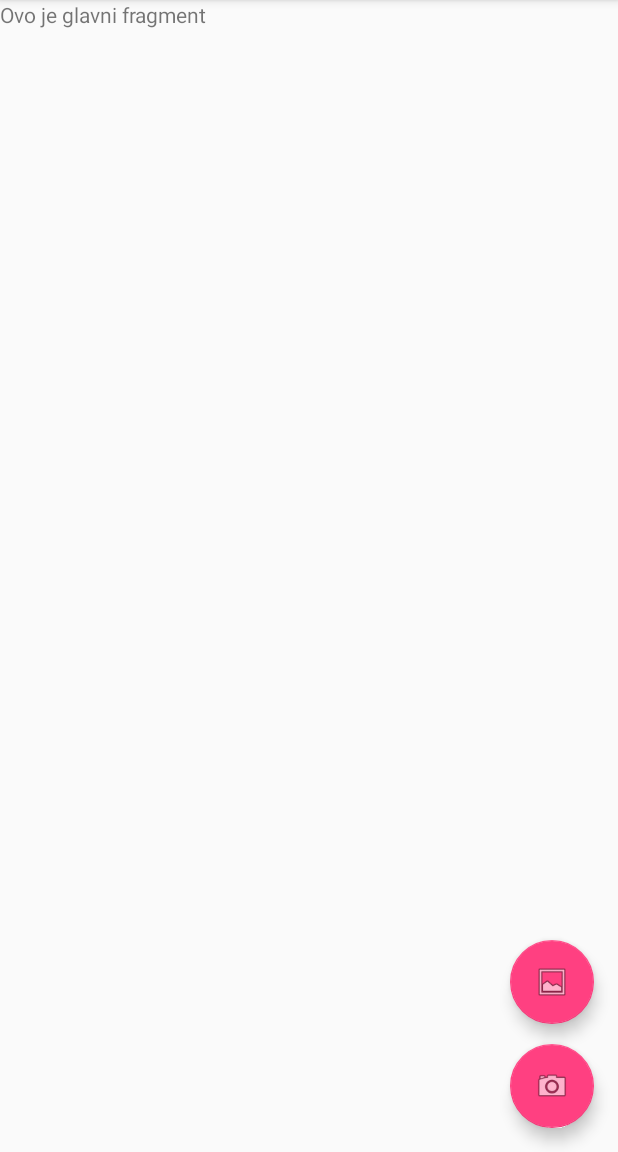
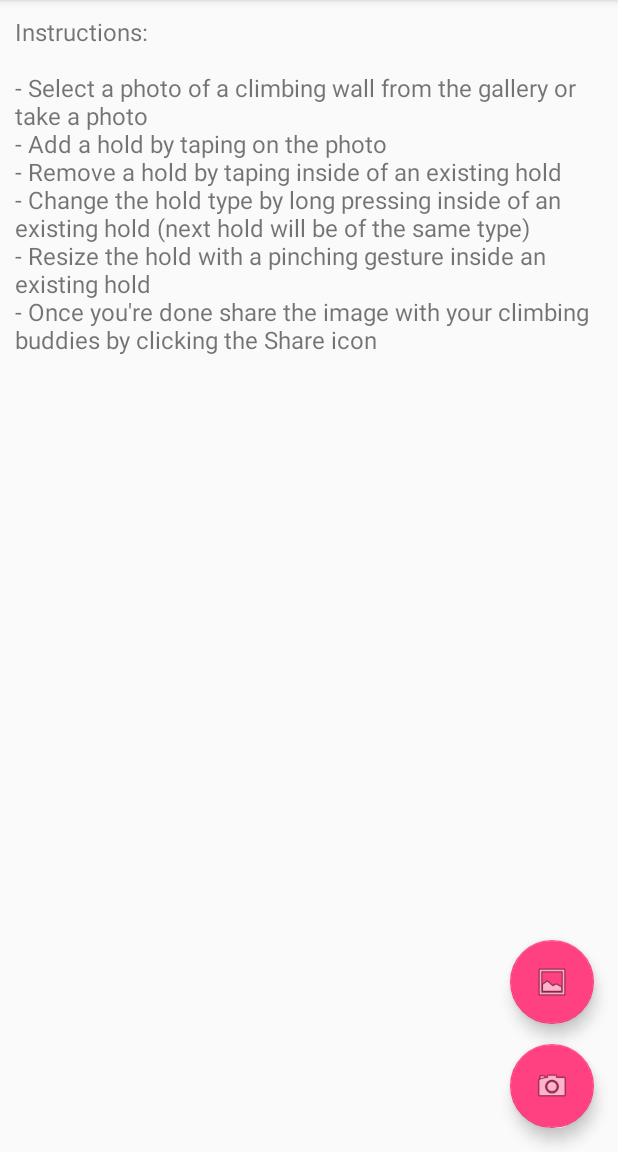
Before and after one commit to DarkokraD/BoulderShare, an Android app: the screen it shows after launch (MainActivity), on a phone screen of 412 x 824 dp, the part 84-1236 px from its top. Run offline under Robolectric (Android 15) with nearby library versions, the phone set to English and light mode, and no system bars.

Commit message:
added instructions and icon, removed .idea folder

```diff
--- a/app/src/main/AndroidManifest.xml
+++ b/app/src/main/AndroidManifest.xml
@@ -7,9 +7,8 @@
 
     <application
         android:allowBackup="true"
-        android:icon="@mipmap/ic_launcher"
         android:label="@string/app_name"
-        android:roundIcon="@mipmap/ic_launcher_round"
+        android:icon="@drawable/boulder512c"
         android:supportsRtl="true"
         android:theme="@style/AppTheme">
         <activity
--- a/app/src/main/java/com/herak/bouldershare/MainFragment.java
+++ b/app/src/main/java/com/herak/bouldershare/MainFragment.java
@@ -7,6 +7,7 @@ import android.view.Menu;
 import android.view.MenuInflater;
 import android.view.View;
 import android.view.ViewGroup;
+import android.widget.TextView;
 
 /**
  * A placeholder fragment containing a simple view.
@@ -25,6 +26,15 @@ public class MainFragment extends Fragment {
 
         View view = inflater.inflate(R.layout.fragment_main, container, false);
         setHasOptionsMenu(true);
+        TextView textViewInstructions = (TextView) view.findViewById(R.id.textViewInstructions);
+        textViewInstructions.setText("Instructions:\n" +
+                "\n" +
+                "- Select a photo of a climbing wall from the gallery or take a photo\n" +
+                "- Add a hold by taping on the photo\n" +
+                "- Remove a hold by taping inside of an existing hold\n" +
+                "- Change the hold type by long pressing inside of an existing hold (next hold will be of the same type)\n" +
+                "- Resize the hold with a pinching gesture inside an existing hold\n" +
+                "- Once you're done share the image with your climbing buddies by clicking the Share icon");
 
 
 
--- a/app/src/main/res/layout/fragment_main.xml
+++ b/app/src/main/res/layout/fragment_main.xml
@@ -8,8 +8,10 @@
     tools:showIn="@layout/activity_main">
 
 <TextView
+    android:id="@+id/textViewInstructions"
     android:layout_width="match_parent"
     android:layout_height="match_parent"
-    android:text="Ovo je glavni fragment"/>
+    android:textSize="16dp"
+    android:layout_margin="10dp"/>
 
 </android.support.constraint.ConstraintLayout>
```
Also changed, not shown: app/src/main/res/drawable/boulder512.png (added), app/src/main/res/drawable/boulder512c.png (added).
